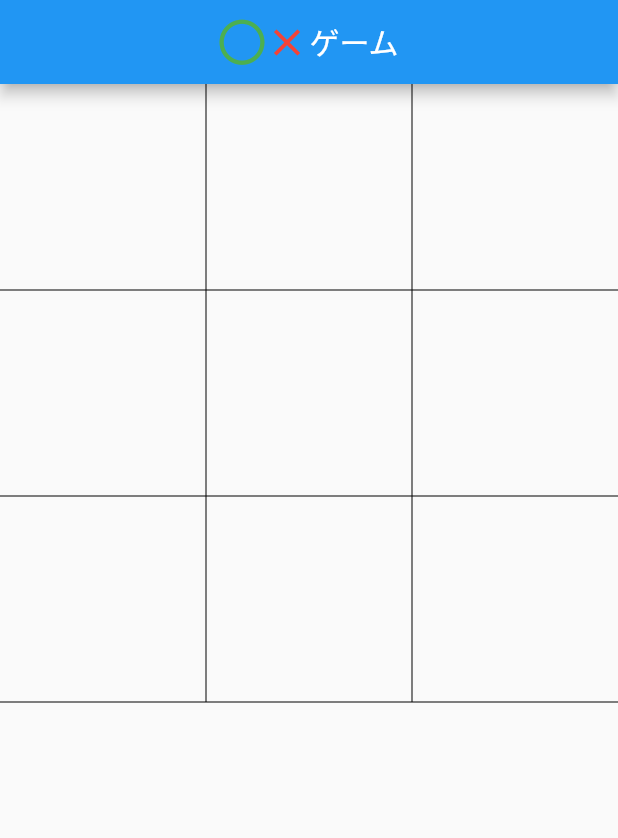
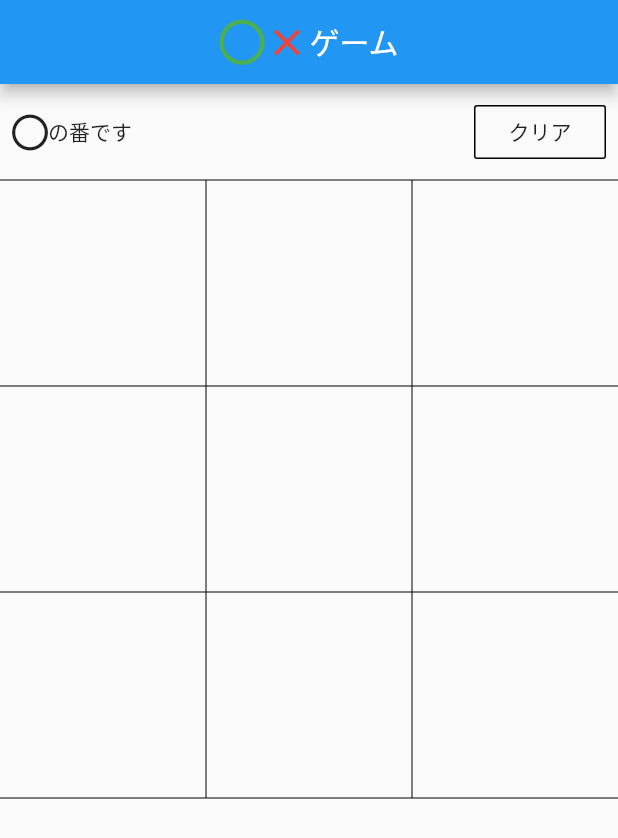
Before and after one commit to polysan/flutterMyApp, a Flutter app: the screen it shows after launch, on a phone screen of 412 x 824 dp. Shown: the top 838 px of the screen. Run offline on Flutter 3.47's test engine with Material 2 defaults, Android fonts, the phone set to English and light mode, and no system bars; our stand-ins replace font_awesome_flutter.

Commit message:
クリアボタンを実装

```diff
--- a/lib/main.dart
+++ b/lib/main.dart
@@ -1,3 +1,4 @@
+import 'package:flutter/cupertino.dart';
 import 'package:flutter/material.dart';
 import 'package:font_awesome_flutter/font_awesome_flutter.dart';
 import 'package:wolf/next_page.dart';
@@ -64,14 +65,39 @@ class _MyHomePageState extends State<MyHomePage> {
           ],
         ),
       ),
-      body: buildField(),
+      body: Column(
+        children: [
+          Padding(
+            padding: const EdgeInsets.all(8.0),
+            child: Row(
+              mainAxisAlignment: MainAxisAlignment.spaceBetween,
+              children: [
+                Row(
+                  children: [
+                    Icon(FontAwesomeIcons.circle),
+                    Text('の番です'),
+                  ],
+                ),
+                OutlineButton(
+                    borderSide: BorderSide(),
+                    child: Text('クリア'),
+                    onPressed: (){
+
+                  }
+                )
+              ],
+            ),
+          ),
+          buildField(),
+        ],
+      ),
     );
   }
 
   Column buildField() {
     // 変数名の先頭にアンダースコア_をつけることでprivate変数として扱うことができる
     /// 縦の3列を作成するリスト
-    List<Widget>_columnChildren = [];
+    List<Widget>_columnChildren = [Divider(height: 0.0, color: Colors.black)];
     /// 横の３列を作成するリスト
     List<Widget>_rowChildren = [];
 
@@ -104,7 +130,6 @@ class _MyHomePageState extends State<MyHomePage> {
   }
 }
 
-//todo フィールドのUI作成をメソッドを用いて簡潔に
 //todo ターンの表示とクリアボタンの作成
 //todo マス目をタップ可能にし、タップ時にターン切り替え
 //todo マス目タップでマルバツを表示
```
